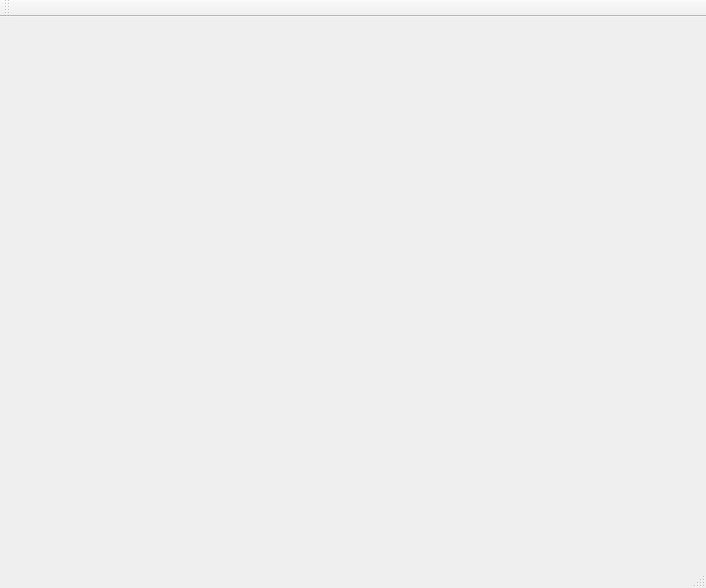
First picture: the form in GUI/mainwindow.ui, repository DaniloBorquez/Hodoscope-Manager-GUI, before the edit.
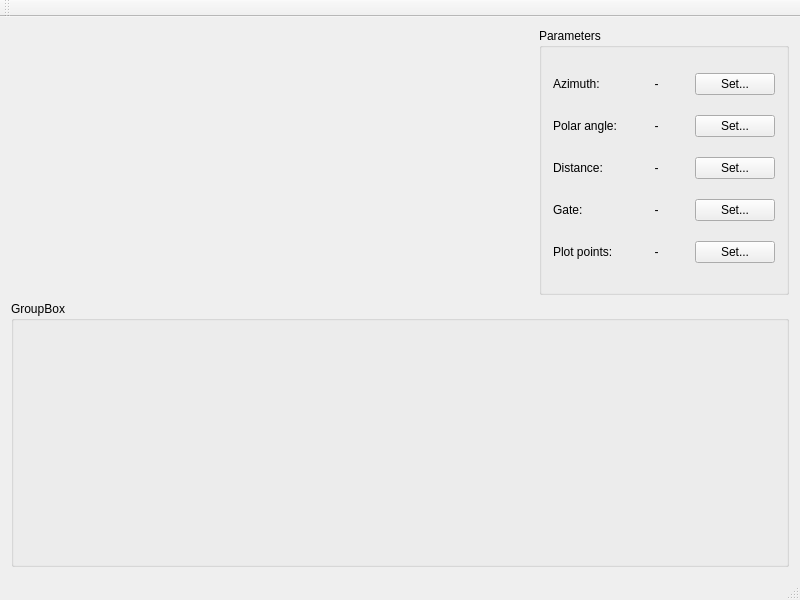
Second picture: the form after the edit. Custom widgets are drawn as their Qt base class.

What changed in the file:
```diff
--- a/GUI/mainwindow.ui
+++ b/GUI/mainwindow.ui
@@ -6,24 +6,179 @@
    <rect>
     <x>0</x>
     <y>0</y>
-    <width>706</width>
-    <height>588</height>
+    <width>800</width>
+    <height>600</height>
    </rect>
   </property>
+  <property name="minimumSize">
+   <size>
+    <width>800</width>
+    <height>600</height>
+   </size>
+  </property>
+  <property name="maximumSize">
+   <size>
+    <width>800</width>
+    <height>600</height>
+   </size>
+  </property>
   <property name="windowTitle">
    <string>MainWindow</string>
   </property>
   <widget class="QWidget" name="centralWidget">
-   <widget class="QCustomPlot" name="customPlot" native="true">
-    <property name="geometry">
-     <rect>
-      <x>59</x>
-      <y>39</y>
-      <width>391</width>
-      <height>381</height>
-     </rect>
-    </property>
-   </widget>
+   <layout class="QVBoxLayout" name="verticalLayout_2">
+    <item>
+     <layout class="QHBoxLayout" name="horizontalLayout">
+      <item>
+       <widget class="QCustomPlot" name="customPlot" native="true">
+        <zorder>horizontalLayoutWidget</zorder>
+       </widget>
+      </item>
+      <item>
+       <widget class="QGroupBox" name="groupBox">
+        <property name="maximumSize">
+         <size>
+          <width>250</width>
+          <height>16777215</height>
+         </size>
+        </property>
+        <property name="title">
+         <string>Parameters</string>
+        </property>
+        <layout class="QGridLayout" name="gridLayout">
+         <item row="2" column="0">
+          <widget class="QLabel" name="label_5">
+           <property name="text">
+            <string>Distance:</string>
+           </property>
+          </widget>
+         </item>
+         <item row="1" column="0">
+          <widget class="QLabel" name="label_3">
+           <property name="text">
+            <string>Polar angle:</string>
+           </property>
+          </widget>
+         </item>
+         <item row="0" column="1">
+          <widget class="QLabel" name="label_2">
+           <property name="text">
+            <string>-</string>
+           </property>
+           <property name="alignment">
+            <set>Qt::AlignCenter</set>
+           </property>
+          </widget>
+         </item>
+         <item row="1" column="1">
+          <widget class="QLabel" name="label_4">
+           <property name="text">
+            <string>-</string>
+           </property>
+           <property name="alignment">
+            <set>Qt::AlignCenter</set>
+           </property>
+          </widget>
+         </item>
+         <item row="0" column="0">
+          <widget class="QLabel" name="label">
+           <property name="text">
+            <string>Azimuth:</string>
+           </property>
+          </widget>
+         </item>
+         <item row="3" column="1">
+          <widget class="QLabel" name="label_8">
+           <property name="text">
+            <string>-</string>
+           </property>
+           <property name="alignment">
+            <set>Qt::AlignCenter</set>
+           </property>
+          </widget>
+         </item>
+         <item row="1" column="2">
+          <widget class="QPushButton" name="pushButtonPolar">
+           <property name="text">
+            <string>Set...</string>
+           </property>
+          </widget>
+         </item>
+         <item row="5" column="1">
+          <widget class="QLabel" name="label_10">
+           <property name="text">
+            <string>-</string>
+           </property>
+           <property name="alignment">
+            <set>Qt::AlignCenter</set>
+           </property>
+          </widget>
+         </item>
+         <item row="3" column="2">
+          <widget class="QPushButton" name="pushButtonGate">
+           <property name="text">
+            <string>Set...</string>
+           </property>
+          </widget>
+         </item>
+         <item row="2" column="1">
+          <widget class="QLabel" name="label_6">
+           <property name="text">
+            <string>-</string>
+           </property>
+           <property name="alignment">
+            <set>Qt::AlignCenter</set>
+           </property>
+          </widget>
+         </item>
+         <item row="2" column="2">
+          <widget class="QPushButton" name="pushButtonDistance">
+           <property name="text">
+            <string>Set...</string>
+           </property>
+          </widget>
+         </item>
+         <item row="0" column="2">
+          <widget class="QPushButton" name="pushButtonAzimuth">
+           <property name="text">
+            <string>Set...</string>
+           </property>
+          </widget>
+         </item>
+         <item row="3" column="0">
+          <widget class="QLabel" name="label_7">
+           <property name="text">
+            <string>Gate:</string>
+           </property>
+          </widget>
+         </item>
+         <item row="5" column="2">
+          <widget class="QPushButton" name="pushButtonPlotPoints">
+           <property name="text">
+            <string>Set...</string>
+           </property>
+          </widget>
+         </item>
+         <item row="5" column="0">
+          <widget class="QLabel" name="label_9">
+           <property name="text">
+            <string>Plot points:</string>
+           </property>
+          </widget>
+         </item>
+        </layout>
+       </widget>
+      </item>
+     </layout>
+    </item>
+    <item>
+     <widget class="QGroupBox" name="groupBox_2">
+      <property name="title">
+       <string>GroupBox</string>
+      </property>
+     </widget>
+    </item>
+   </layout>
   </widget>
   <widget class="QMenuBar" name="menuBar">
    <property name="geometry">
```
Left out of the diff: 4 changed lines with no effect on the pictures.
